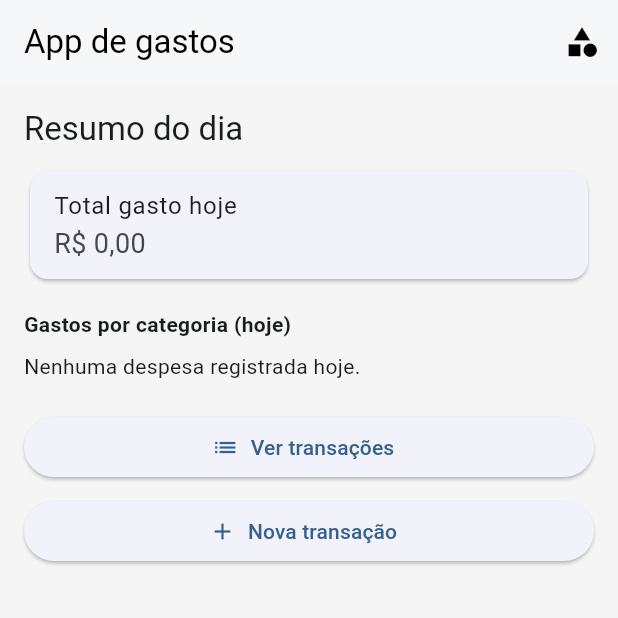
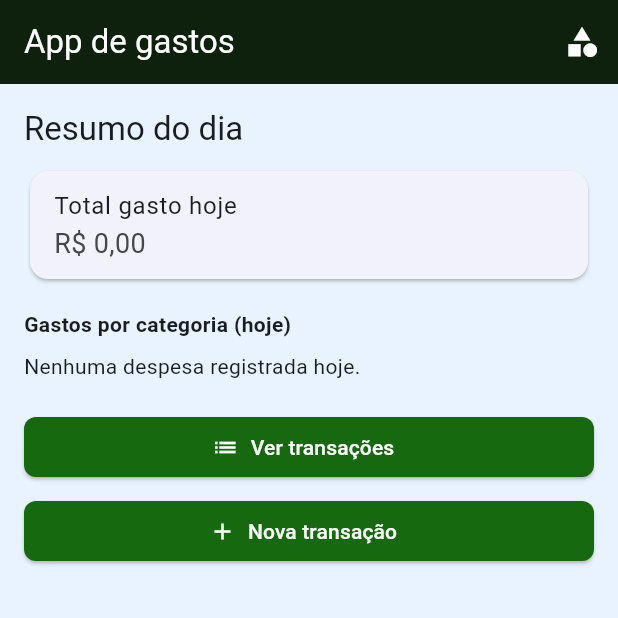
Before and after one commit to Luana002/projeto-gastos, a Flutter app: the screen it shows after launch, on a phone screen of 412 x 824 dp, the top half of it. Run offline on Flutter 3.47's test engine with Material 3 defaults, Android fonts, the phone set to English and light mode, and no system bars.

Commit message:
Colocando cores no app

```diff
--- a/lib/theme/app_theme.dart
+++ b/lib/theme/app_theme.dart
@@ -3,14 +3,31 @@ import 'package:flutter/material.dart';
 class AppTheme {
   static ThemeData get light {
     return ThemeData(
-      colorScheme: ColorScheme.fromSeed(seedColor: Colors.blue),
       useMaterial3: true,
-      scaffoldBackgroundColor: Colors.grey[100],
+      colorScheme: ColorScheme.fromSeed(seedColor: const Color(0xFF1E88E5)),
+      scaffoldBackgroundColor: const Color.fromARGB(255, 233, 243, 255),
       appBarTheme: const AppBarTheme(
-        elevation: 1,
-        backgroundColor: Colors.white,
-        foregroundColor: Colors.black,
+        backgroundColor: Color.fromARGB(255, 13, 33, 12),
+        foregroundColor: Color.fromARGB(255, 255, 255, 255),
       ),
+      elevatedButtonTheme: ElevatedButtonThemeData(
+        style: ElevatedButton.styleFrom(
+          backgroundColor: const Color.fromARGB(255, 22, 105, 14),
+          foregroundColor: Colors.white,
+          shape: RoundedRectangleBorder(borderRadius: BorderRadius.circular(8)),
+        ),
+      ),
+      outlinedButtonTheme: OutlinedButtonThemeData(
+        style: OutlinedButton.styleFrom(
+          foregroundColor: const Color(0xFF1E88E5),
+          side: const BorderSide(color: Color(0xFF1E88E5)),
+        ),
+      ),
+      floatingActionButtonTheme: const FloatingActionButtonThemeData(
+        backgroundColor: Color(0xFFFFC107),
+        foregroundColor: Colors.white,
+      ),
+      // cardTheme removed to avoid SDK-specific type mismatch
     );
   }
 }
```
